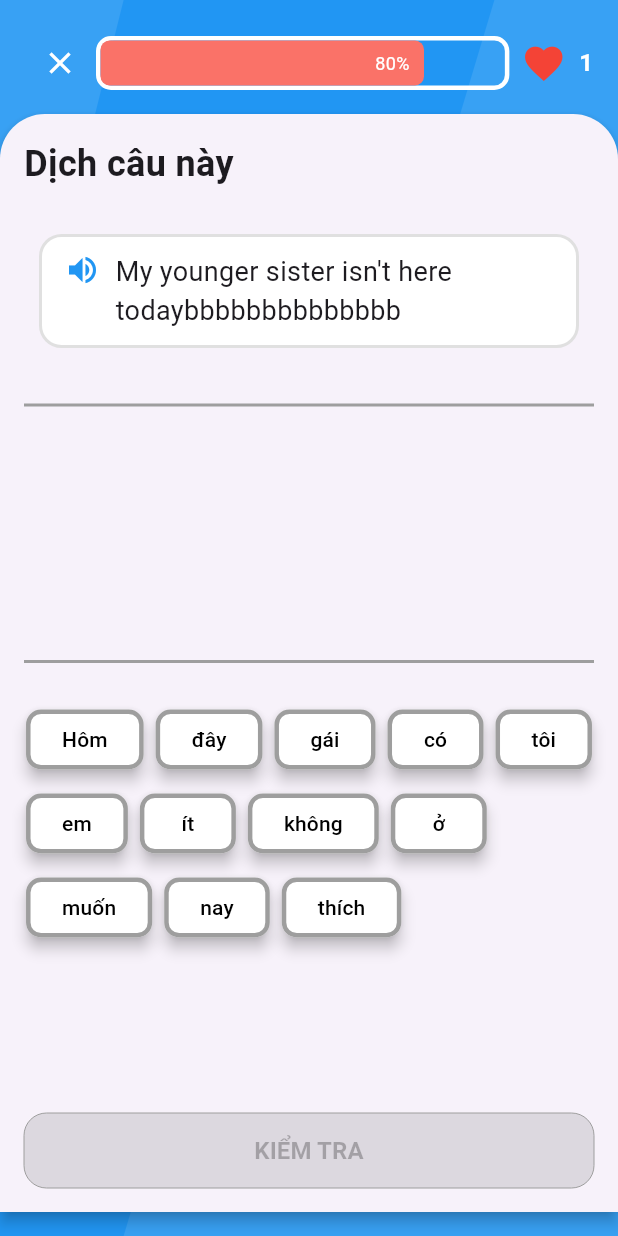
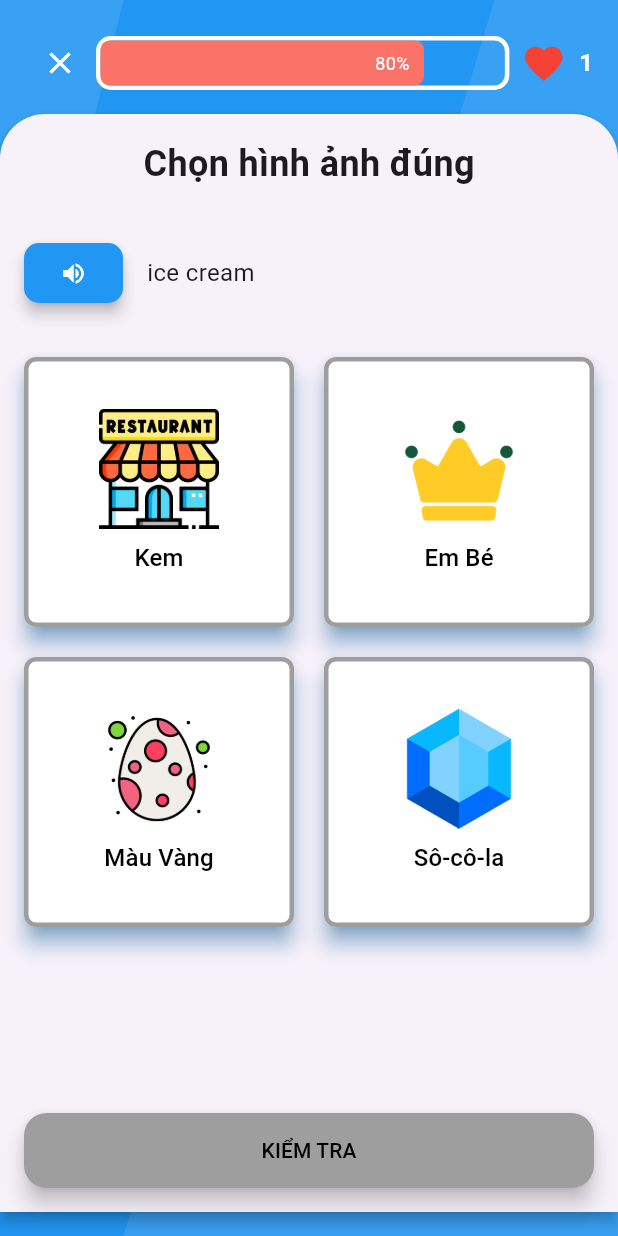
Before and after one commit to Maple1302/LearningEnglishApp, a Flutter app: the screen it shows after launch, on a phone screen of 412 x 824 dp. Run offline on Flutter 3.47's test engine with Material 3 defaults, Android fonts, the phone set to English and light mode, and no system bars; drawn by our look-alikes of flutter_animation_progress_bar; our stand-ins replace audioplayers, cloud_firestore, firebase_auth, firebase_core, flutter_spinkit, flutter_tts and 3 more; accounts and stored records are empty.

Commit message:
update image card check

```diff
--- a/lib/main.dart
+++ b/lib/main.dart
@@ -29,7 +29,7 @@ Future<void> main() async {
     theme: ThemeData(
         primaryColor: Colors.blue,
       ),
-    home: const QuestionsScreen(),
+    home:  QuestionsScreen(),
   ));
 }
 //runApp(const ChangeData());
@@ -53,7 +53,7 @@ class MyHome extends StatelessWidget {
           '/signup': (context) => const SignUpView(),
           '/speechcheck':(context) => const PronunciationCheckView(sampleText: '',),
           '/hearingcheck':(context) =>  const HearingCheckView(),
-          QuestionsScreen.routeName:(context) =>const QuestionsScreen(),
+          QuestionsScreen.routeName:(context) => QuestionsScreen(),
         },
       ),
     );
--- /dev/null
+++ b/lib/views/questions/image_card_check.dart
@@ -0,0 +1,253 @@
+import 'package:flutter/material.dart';
+import 'package:maple/helper/audio_helper.dart';
+
+class ImageSelectionScreen extends StatefulWidget {
+   final String expectedWord;
+    final String correctAnswer;
+
+  const ImageSelectionScreen({super.key, required this.expectedWord, required this.correctAnswer, required this.items,});
+  final List<Map<String, String>> items;
+
+
+  @override
+  State<ImageSelectionScreen> createState() => _ImageSelectionScreenState();
+}
+
+class _ImageSelectionScreenState extends State<ImageSelectionScreen> {
+
+
+  String? answerSelected = '';
+
+
+  int selectedIndex = -1; // -1 means no item is selected
+  @override
+  Widget build(BuildContext context) {
+    return Card(
+        elevation: 4,
+        margin: const EdgeInsets.only(top: 10, bottom: 16),
+        shape: const RoundedRectangleBorder(
+          borderRadius: BorderRadius.only(
+            topLeft: Radius.circular(30),
+            topRight: Radius.circular(30),
+          ),
+        ),
+        child: Column(
+          children: [
+            const Padding(
+              padding: EdgeInsets.all(16.0),
+              child: Text(
+                'Chọn hình ảnh đúng',
+                style: TextStyle(fontSize: 24, fontWeight: FontWeight.bold),
+              ),
+            ),
+            Row(
+              children: [
+                Padding(
+                  padding: const EdgeInsets.all(16.0),
+                  child: ElevatedButton(
+                    onPressed: () {
+                      AudioHelper.speak(widget.expectedWord); // Phát âm thanh của từ mẫu
+                    },
+                    style: ElevatedButton.styleFrom(
+                      foregroundColor: Colors.black,
+                      backgroundColor: Colors.blue,
+                      elevation: 4,
+                      shape: RoundedRectangleBorder(
+                        borderRadius: BorderRadius.circular(10),
+                      ),
+                    ),
+                    child: const Icon(
+                      Icons.volume_up,
+                      color: Colors.white,
+                    ),
+                  ),
+                ),
+                const Text(
+                  "ice cream",
+                  style: TextStyle(fontSize: 16),
+                )
+              ],
+            ),
+            Expanded(
+              child: GridView.builder(
+                padding: const EdgeInsets.all(16.0),
+                gridDelegate: const SliverGridDelegateWithFixedCrossAxisCount(
+                  crossAxisCount: 2,
+                  crossAxisSpacing: 20.0,
+                  mainAxisSpacing: 20.0,
+                  childAspectRatio: 1,
+                ),
+                itemCount: widget.items.length,
+                itemBuilder: (context, index) {
+                  return ElevatedButton(
+                    onPressed: () {
+                      setState(() {
+                        answerSelected = widget.items[index]['mean'];
+                        selectedIndex = index;
+                        AudioHelper.speak(widget.items[index]['mean']!);
+                      });
+                    },
+                    style: ElevatedButton.styleFrom(
+                        elevation: 6,
+                        foregroundColor: Colors.black,
+                        backgroundColor: Colors.white,
+                        side: BorderSide(
+                            width: 3,
+                            color: selectedIndex == index
+                                ? Colors.blue
+                                : Colors.grey),
+                        shape: RoundedRectangleBorder(
+                          borderRadius: BorderRadius.circular(8.0),
+                        ),
+                        shadowColor: Colors.blue),
+                    child: Column(
+                      mainAxisAlignment: MainAxisAlignment.center,
+                      children: [
+                        Image.asset(widget.items[index]['image']!,
+                            height: 80, fit: BoxFit.cover),
+                        const SizedBox(height: 8),
+                        Text(capitalize(widget.items[index]['text']!),
+                            style: const TextStyle(fontSize: 16)),
+                      ],
+                    ),
+                  );
+                },
+              ),
+            ),
+            Padding(
+              padding: const EdgeInsets.all(16.0),
+              child: ElevatedButton(
+                onPressed: () {
+                  if (answerSelected == widget.expectedWord) {
+                    showResultDialog("Chính xác!", true);
+                    AudioHelper.playSound("correct");
+                  } else {
+                    showResultDialog("Không chính xác!", false);
+                    AudioHelper.playSound("incorrect");
+                  }
+                },
+                style: ElevatedButton.styleFrom(
+                    elevation: 6,
+                    foregroundColor: Colors.black,
+                    backgroundColor:
+                        answerSelected!.isNotEmpty ? Colors.blue : Colors.grey,
+                    minimumSize: const Size(double.infinity, 50),
+                    shape: RoundedRectangleBorder(
+                        borderRadius: BorderRadius.circular(15))),
+                child:  Text(
+                  'KIỂM TRA',
+                  style: TextStyle(color:answerSelected!.isNotEmpty
+                  ? Colors.white:Colors.black),
+                ),
+              ),
+            ),
+          ],
+        ));
+  }
+
+
+
+  void showResultDialog(String message, bool check) {
+    ScaffoldMessenger.of(context).showSnackBar(SnackBar(
+      backgroundColor: Colors.white,
+      duration: const Duration(seconds: 100),
+      content: Padding(
+        padding: const EdgeInsets.all(5),
+        child: Column(
+          mainAxisSize: MainAxisSize.min,
+          mainAxisAlignment: MainAxisAlignment.start,
+          children: [
+            Row(
+              children: [
+                Container(
+                  decoration: BoxDecoration(
+                    color: check ? Colors.green : Colors.red, // Nền màu đỏ
+                    shape: BoxShape.circle, // Hình tròn
+                  ),
+                  padding:
+                      const EdgeInsets.all(5.0), // Khoảng đệm xung quanh icon
+                  child: Icon(
+                    check ? Icons.check : Icons.close,
+                    color: Colors.white,
+                    weight: 10,
+                    opticalSize: 10, // Màu của tích X là màu trắng
+                    size: 15.0, // Kích thước của icon
+                  ),
+                ),
+                const SizedBox(width: 10),
+                Expanded(
+                  child: Text(
+                    message,
+                    style: TextStyle(
+                        color: check ? Colors.green : Colors.red,
+                        fontSize: 20,
+                        fontWeight: FontWeight.bold),
+                  ),
+                ),
+              ],
+            ),
+            !check
+                ? Align(
+                    alignment: Alignment.centerLeft,
+                    child: Text(
+                      "Trả lời đúng",
+                      style: TextStyle(
+                          color: check ? Colors.green : Colors.red,
+                          fontSize: 18,
+                          fontWeight: FontWeight.bold),
+                    ))
+                : const SizedBox(),
+            !check
+                ? Align(
+                    alignment: Alignment.centerLeft,
+                    child: Text(
+                      widget.correctAnswer,
+                      style: TextStyle(
+                        color: check ? Colors.green : Colors.red,
+                        fontSize: 16,
+                      ),
+                    ))
+                : const SizedBox(),
+            const SizedBox(height: 20),
+            ElevatedButton(
+              style: ElevatedButton.styleFrom(
+                shape: RoundedRectangleBorder(
+                  borderRadius:
+                      BorderRadius.circular(15), // Góc bo tròn của nút
+                ),
+                shadowColor: Colors.grey,
+                elevation: 6,
+                foregroundColor: Colors.white,
+                backgroundColor: check ? Colors.green : Colors.red,
+                minimumSize: const Size(double.infinity, 50),
+              ),
+              onPressed: () {
+                ScaffoldMessenger.of(context).hideCurrentSnackBar();
+              },
+              child: Text('Tiếp tục'.toUpperCase()),
+            )
+          ],
+        ),
+      ),
+    ));
+  }
+
+  @override
+  void dispose(){
+    super.dispose();
+    AudioHelper.disposeAudio();
+    AudioHelper.disposeTts();
+  }
+  String capitalize(String input) {
+    if (input.isEmpty) {
+      return input;
+    }
+
+    return input.split(' ').map((word) {
+      if (word.isEmpty) {
+        return word;
+      }
+      return word[0].toUpperCase() + word.substring(1).toLowerCase();
+    }).join(' ');
+  }
+}
--- a/lib/views/questions/questions_screen.dart
+++ b/lib/views/questions/questions_screen.dart
@@ -1,14 +1,26 @@
 import 'package:flutter/material.dart';
-import 'package:flutter/widgets.dart';
 import 'package:flutter_animation_progress_bar/flutter_animation_progress_bar.dart';
+import 'package:maple/views/questions/image_card_check.dart';
 import 'package:maple/views/questions/speech_check.dart';
 import 'package:maple/views/questions/background_decoration.dart';
 import 'package:maple/views/questions/messagebubble.dart';
 import 'package:maple/views/questions/transerlationscreen.dart';
+import 'package:maple/views/questions/translation_view.dart';
 
 class QuestionsScreen extends StatelessWidget {
-  const QuestionsScreen({super.key});
+ final List<Map<String, String>> items = [
+    {'image': 'images/restaurant.png', 'text': 'kem', 'mean': 'ice cream'},
+    {'image': 'images/crown.png', 'text': 'em bé', 'mean': 'baby'},
+    {
+      'image': 'images/easter-egg_colorful.png',
+      'text': 'màu vàng',
+      'mean': 'yellow'
+    },
+    {'image': 'images/gem.png', 'text': 'sô-cô-la', 'mean': 'socola'},
+  ];
+   QuestionsScreen({super.key});
   static String routeName = "/questionScreen";
+
 
   @override
   Widget build(BuildContext context) {
@@ -69,9 +81,10 @@ class QuestionsScreen extends StatelessWidget {
           ),
         ),
       ),
-      body: const BackgroundDecoration(
+      body:   BackgroundDecoration(
         child: Center(
-            child:/* CardAnswer(
+            child:ImageSelectionScreen(expectedWord: 'ice cream', correctAnswer: 'kem', items:items ,)/*PronunciationCheckView( sampleText: "Hello, What's your name?",),TranselateView(expectedSentence: 'Vâng, tôi muốn hai chiếc Pizza', missingSentence: 'Yes,I would like to ', correctanswers: 'pizzas',)
+             ImageSelectionScreen(expectedWord: 'ice cream', correctAnswer: 'kem', items: items,)CardAnswer(
                 question: "hodhfishfisdjofsoidfois jofojsdofjsoi",
                 correctAnswer: "hello",
                 answers: [
@@ -79,20 +92,7 @@ class QuestionsScreen extends StatelessWidget {
               "hello",
               "good",
               "too much"
-            ])*/  /*PronunciationCheckView( sampleText: "Hello, What's your name?",),*/ TranslationScreen(question:  "My younger sister isn't here todaybbbbbbbbbbbbbb", correctAnswer: ['Hôm', 'nay','em','gái','tôi','không','có', 'ở','đây',], answers: [
-    'Hôm',
-    'đây',
-    'gái',
-    'có',
-    'tôi',
-    'em',
-    'ít',
-    'không',
-    'ở',
-    'muốn',
-    'nay',
-    'thích'
-  ],)
+            ])*/  /* */
             ),
       ),
     );
```
Also changed, not shown: lib/helper/audio_helper.dart (added, +41 -0 lines), lib/views/questions/speech_check.dart (+41 -14 lines), lib/views/questions/transerlationscreen.dart (+33 -34 lines), lib/views/questions/translation_view.dart (added, +214 -0 lines).
